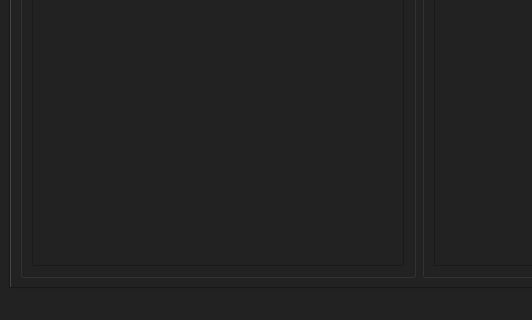
First picture: the form in source/resources/preset_editor.ui, repository jaytreee/PresetEditor, before the edit; both pictures show x 0 to 532 and y 627 to 947 of the 722 by 947 pixel window.
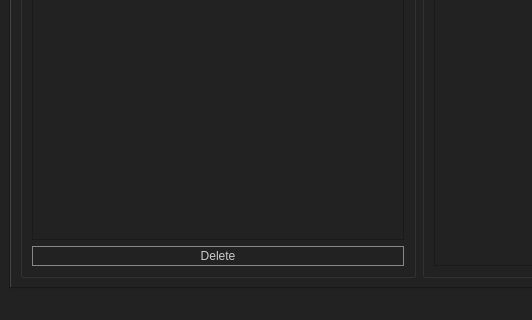
Second picture: the form after the edit.

Commit message: Select subparts of the Body Atlas: Delete items (Feature #4234)

```diff
--- a/source/resources/preset_editor.ui
+++ b/source/resources/preset_editor.ui
@@ -1847,6 +1847,13 @@
              <item row="0" column="0">
               <widget class="QTreeView" name="treeBodyAtlas"/>
              </item>
+             <item row="1" column="0">
+              <widget class="QPushButton" name="bodyAtlasDelete">
+               <property name="text">
+                <string>Delete</string>
+               </property>
+              </widget>
+             </item>
             </layout>
            </widget>
           </item>
```
The commit also changes 2 other files.
